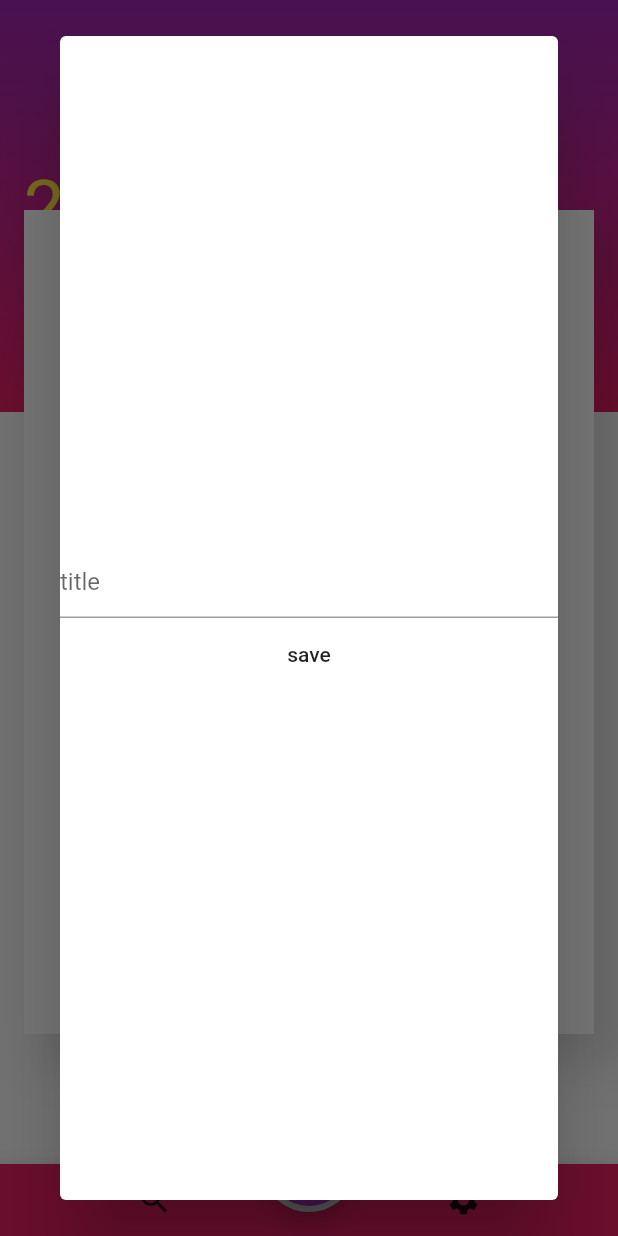
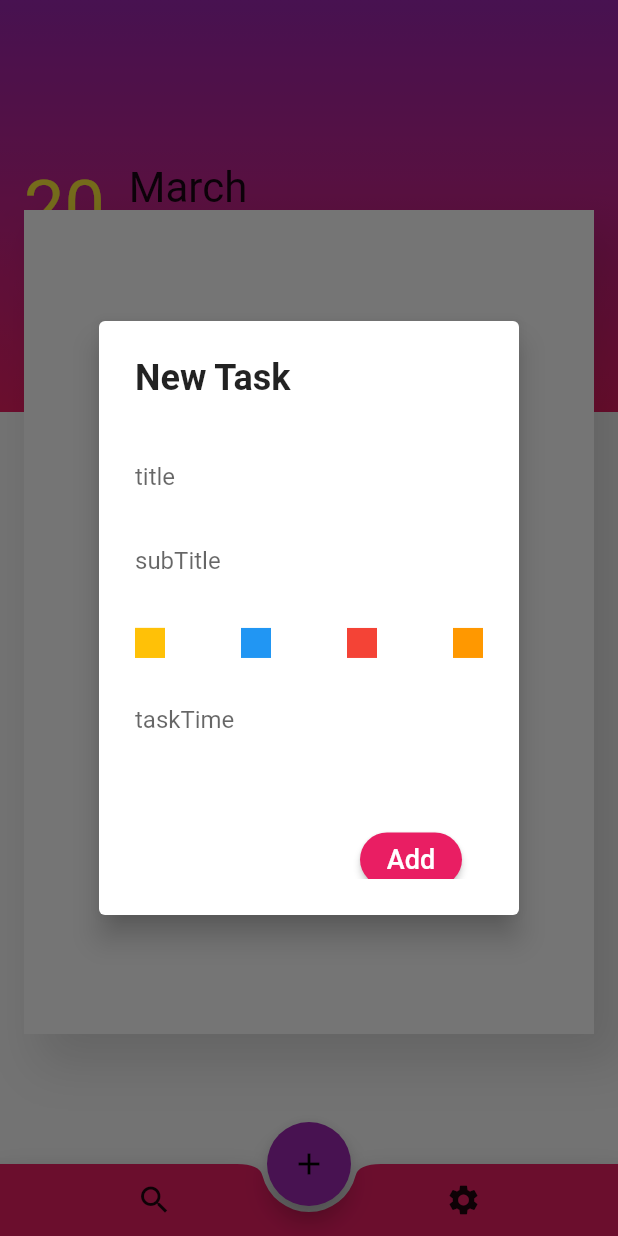
Before and after one commit to uzairleo/Flutter_TaskList-anotherSmartApproach-, a Flutter app: the screen it shows after launch, after a tap on the "add" icon, on a phone screen of 412 x 824 dp. Run offline on Flutter 3.47's test engine with Material 2 defaults, Android fonts, the phone set to English and light mode, and no system bars; our stand-ins replace font_awesome_flutter.

Commit message:
add font_awesome_flutter package and complete the newTaskPage.dart ui

```diff
--- a/lib/HomePage.dart
+++ b/lib/HomePage.dart
@@ -1,4 +1,5 @@
 import 'package:flutter/material.dart';
+import 'package:tasklist_flutter/newTaskPage.dart';
 import 'package:tasklist_flutter/taskList.dart';
 import 'package:intl/intl.dart';
 
@@ -205,30 +206,31 @@ var year=DateFormat.y().format(DateTime.now());
       showDialog(
                 context: context,
                 builder: (BuildContext context) {
-                  return Dialog(
+                  return NewTaskPage();
+      //              Dialog(
 
-        child: Column(
-          mainAxisAlignment: MainAxisAlignment.center,
-          children:<Widget>[
-            // Text(taskList[index]),
+      //   child: Column(
+      //     mainAxisAlignment: MainAxisAlignment.center,
+      //     children:<Widget>[
+      //       // Text(taskList[index]),
 
-              TextField(
-                controller: titleController,
-                onSubmitted: (value)
-                {
-                    // addToTask(value);
-                },
-                decoration: InputDecoration(
+      //         TextField(
+      //           controller: titleController,
+      //           onSubmitted: (value)
+      //           {
+      //               // addToTask(value);
+      //           },
+      //           decoration: InputDecoration(
 
-                  hintText: "title",
-                  ),
-              ),
-              FlatButton(onPressed: (){
-                addToTask(titleController.text);
-              }, child: Text("save"))
-          ]
-        ),
-      );
+      //             hintText: "title",
+      //             ),
+      //         ),
+      //         FlatButton(onPressed: (){
+      //           addToTask(titleController.text);
+      //         }, child: Text("save"))
+      //     ]
+      //   ),
+      // );
       }
       );
 
--- /dev/null
+++ b/lib/newTaskPage.dart
@@ -0,0 +1,104 @@
+import 'package:flutter/material.dart';
+import 'package:font_awesome_flutter/font_awesome_flutter.dart';
+
+class NewTaskPage extends StatefulWidget {
+  @override
+  _NewTaskPageState createState() => _NewTaskPageState();
+}
+
+class _NewTaskPageState extends State<NewTaskPage> {
+  @override
+  Widget build(BuildContext context) {
+    return AlertDialog(
+      elevation: 8.0,
+      title: Text(
+        "New Task",
+        style: TextStyle(fontSize: 24.0, fontWeight: FontWeight.bold),
+      ),
+      content: Container(
+        height: 300,
+        child: ListView(
+          // mainAxisAlignment: MainAxisAlignment.start,
+          children: <Widget>[
+            Padding(
+                padding: const EdgeInsets.only(top: 8.0),
+                child: TextField(
+                    controller: null,
+                    decoration: InputDecoration(
+                      hintText: "title",
+                      border: InputBorder.none,
+                    ))),
+            Padding(
+                padding: const EdgeInsets.only(top: 8.0),
+                child: TextField(
+                    controller: null,
+                    decoration: InputDecoration(
+                      hintText: "subTitle",
+                      border: InputBorder.none,
+                    ))),
+            Padding(
+              padding: const EdgeInsets.only(top: 10.0),
+              child: Container(
+                height: 40,
+                child: Column(children: <Widget>[
+                  // Padding(
+                  //     padding: const EdgeInsets.only(top: 2.0),
+                  //     child:
+                  //     Text(
+                  //       "Select Color",
+                  //       style: TextStyle(fontSize: 18.0),
+                  //     )),
+                  Padding(
+                      padding: const EdgeInsets.only(top: 10.0),
+                      child: Row(
+
+                        mainAxisAlignment: MainAxisAlignment.spaceBetween,
+                        children: <Widget>[
+                          colorContainer(Colors.amber),
+                          colorContainer(Colors.blue),
+                          colorContainer(Colors.red),
+                          colorContainer(Colors.orange),
+                        ],
+                      ))
+                ]),
+              ),
+            ),
+
+            Padding(
+                padding: const EdgeInsets.only(top: 8.0),
+                child: TextField(
+                    controller: null,
+                    decoration: InputDecoration(
+                      hintText: "taskTime",
+                      border: InputBorder.none,
+                    ))),
+                    Padding(padding: const EdgeInsets.only(top: 45,right: 14.0,left: 150),
+                    child:saveButton())
+          ],
+        ),
+      ),
+    );
+  }
+  saveButton()
+  {
+    return RaisedButton(
+      onPressed: (){
+
+      },
+      shape: RoundedRectangleBorder(borderRadius:new BorderRadius.circular(30.0)),
+      child: Text("Add",style: TextStyle(color: Colors.white,fontSize: 18),),
+      color: Colors.pink,
+      colorBrightness: Brightness.dark,
+      );
+  }
+
+  colorContainer(var color) {
+    return GestureDetector(
+        onTap: () {},
+        child: Icon(
+          FontAwesomeIcons.squareFull,
+          size: 20,
+          color: color,
+        ));
+  }
+}
--- a/pubspec.yaml
+++ b/pubspec.yaml
@@ -24,6 +24,7 @@ dependencies:
   # Use with the CupertinoIcons class for iOS style icons.
   cupertino_icons: ^0.1.2
   intl: any
+  font_awesome_flutter: any
 
 dev_dependencies:
   flutter_test:
```
Also changed, not shown: pubspec.lock.
